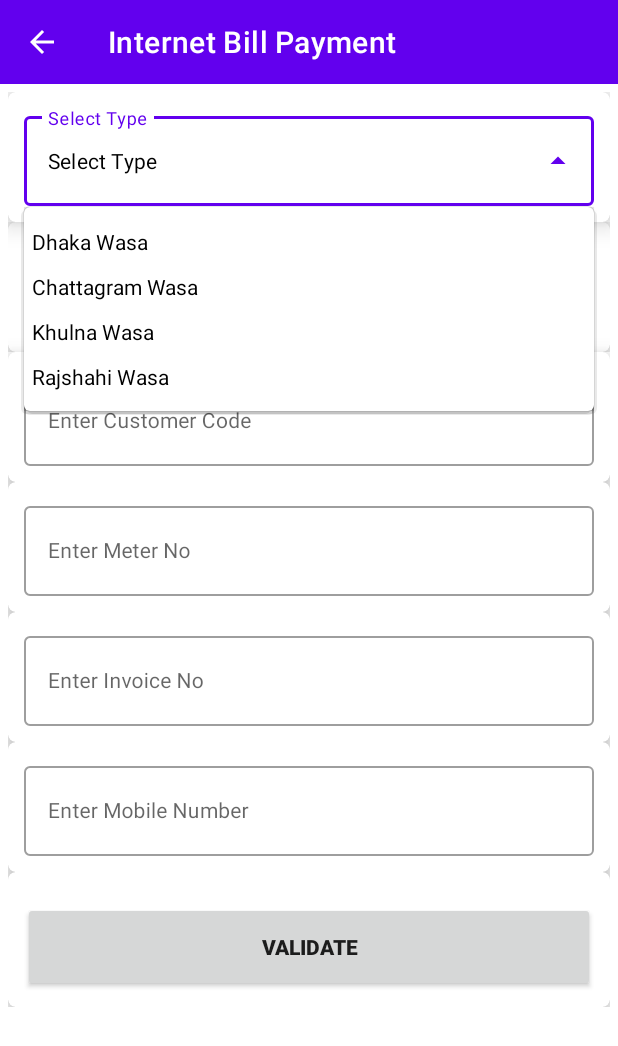
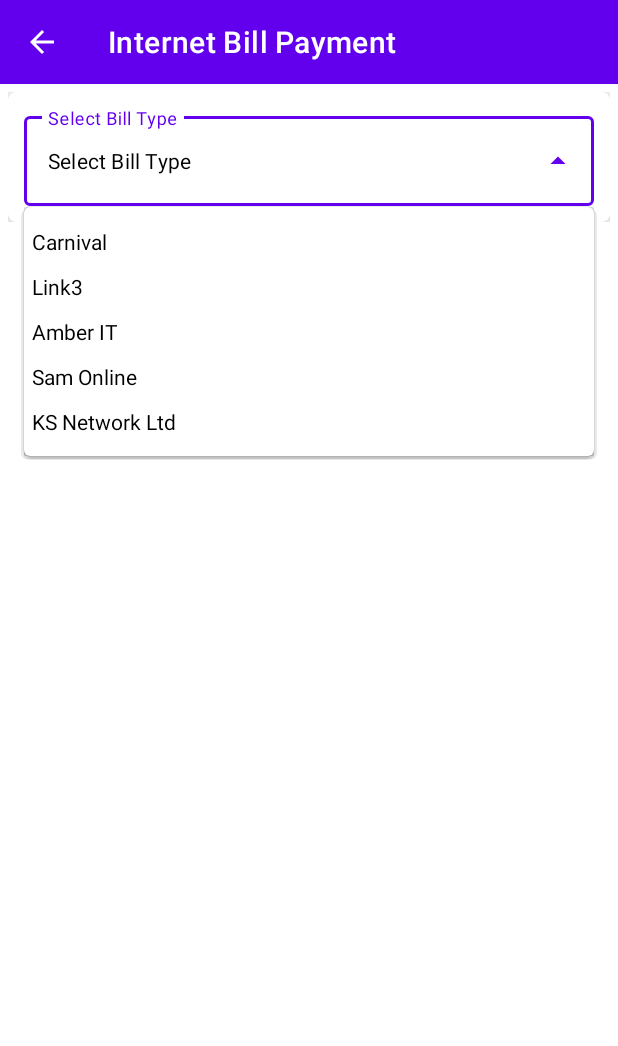
Before and after one commit to emonrait/Dynamic-Utility, an Android app: the InternetBillPayment screen opened directly, with no data from a screen before it, after a tap on an icon or button, on a phone screen of 412 x 824 dp. Shown: the top 1046 px of the screen. Run offline under Robolectric (Android 15) with nearby library versions, the light colour scheme and no system bars.

Commit message:
update module

```diff
--- a/app/src/main/java/com/emon/raihan/dynamicutility/view/ElectricityBillPayment.kt
+++ b/app/src/main/java/com/emon/raihan/dynamicutility/view/ElectricityBillPayment.kt
@@ -43,16 +43,16 @@
 
         toolbar.setNavigationOnClickListener {
             val intent = Intent(this, MainActivity::class.java)
-            CustomActivityClear.doClearActivity(intent,this)
+            CustomActivityClear.doClearActivity(intent, this)
         }
 
-        btn_validate_cardview.visibility=View.GONE
-        year_month_layout.visibility=View.GONE
-        meter_no_input_cardview.visibility=View.GONE
-        input_amount_cardview.visibility=View.GONE
-        customer_code_input_cardview.visibility=View.GONE
+        btn_validate_cardview.visibility = View.GONE
+        year_month_layout.visibility = View.GONE
+        meter_no_input_cardview.visibility = View.GONE
+        input_amount_cardview.visibility = View.GONE
+        customer_code_input_cardview.visibility = View.GONE
 
-        codeDesOptions.add(CodeDesOptions("DESCO Postpaid", "DESC"))
+        codeDesOptions.add(CodeDesOptions("DESCO Postpaid", "DESCO"))
         codeDesOptions.add(CodeDesOptions("DESCO Prepaid", "DESCOPRE"))
         codeDesOptions.add(CodeDesOptions("DPDC Postpaid", "DPDC"))
         codeDesOptions.add(CodeDesOptions("DPDC Prepaid", "DPDCPRE"))
@@ -60,6 +60,12 @@
         codeDesOptions.add(CodeDesOptions("NESCO Prepaid", "NESCOPRE"))
         codeDesOptions.add(CodeDesOptions("Palli Biddyt Postpaid", "PALLI"))
         codeDesOptions.add(CodeDesOptions("Palli Biddyt Prepaid", "PALLIPRE"))
+        codeDesOptions.add(CodeDesOptions("BPDB Postpaid", "BPDB"))
+        codeDesOptions.add(CodeDesOptions("BPDB Prepaid", "BPDBPRE"))
+        codeDesOptions.add(CodeDesOptions("BPDB Prepaid Sylhet", "BPDBSPRE"))
+        codeDesOptions.add(CodeDesOptions("Westzone Postpaid", "WESTZ"))
+        codeDesOptions.add(CodeDesOptions("Westzone Prepaid", "WESTZPRE"))
+
         val arrayAdapter = ArrayAdapter(this, R.layout.dropdown_item, codeDesOptions)
         sp_bill_type_value.setAdapter(arrayAdapter)
 
@@ -67,18 +73,18 @@
         sp_bill_type_value.setOnItemClickListener { parent, arg1, position, id ->
             billType = codeDesOptions[position].code.toString()
             if (billType.endsWith("PRE")) {
-                year_month_layout.visibility=View.GONE
-                meter_no_input_cardview.visibility=View.VISIBLE
-                input_amount_cardview.visibility=View.VISIBLE
-                btn_validate_cardview.visibility=View.VISIBLE
-                customer_code_input_cardview.visibility=View.VISIBLE
+                year_month_layout.visibility = View.GONE
+                meter_no_input_cardview.visibility = View.VISIBLE
+                input_amount_cardview.visibility = View.VISIBLE
+                btn_validate_cardview.visibility = View.VISIBLE
+                customer_code_input_cardview.visibility = View.VISIBLE
 
             } else {
-                year_month_layout.visibility=View.VISIBLE
-                meter_no_input_cardview.visibility=View.GONE
-                input_amount_cardview.visibility=View.GONE
-                btn_validate_cardview.visibility=View.VISIBLE
-                customer_code_input_cardview.visibility=View.VISIBLE
+                year_month_layout.visibility = View.VISIBLE
+                meter_no_input_cardview.visibility = View.GONE
+                input_amount_cardview.visibility = View.GONE
+                btn_validate_cardview.visibility = View.VISIBLE
+                customer_code_input_cardview.visibility = View.VISIBLE
 
             }
 
--- a/app/src/main/java/com/emon/raihan/dynamicutility/view/InternetBillPayment.kt
+++ b/app/src/main/java/com/emon/raihan/dynamicutility/view/InternetBillPayment.kt
@@ -3,17 +3,27 @@
 import android.content.Intent
 import androidx.appcompat.app.AppCompatActivity
 import android.os.Bundle
+import android.view.View
 import android.widget.ArrayAdapter
+import android.widget.LinearLayout
 import androidx.appcompat.widget.Toolbar
+import androidx.cardview.widget.CardView
 import com.emon.raihan.dynamicutility.R
 import com.emon.raihan.dynamicutility.model.CodeDesOptions
 import com.emon.raihan.dynamicutility.util.CustomActivityClear
 import com.google.android.material.textfield.MaterialAutoCompleteTextView
+import com.google.android.material.textfield.TextInputLayout
 import java.util.*
 
 class InternetBillPayment : AppCompatActivity() {
     private lateinit var toolbar: Toolbar
     private lateinit var sp_bill_type_value: MaterialAutoCompleteTextView
+    private lateinit var year_month_layout: LinearLayout
+    private lateinit var input_value_param_layout: LinearLayout
+    private lateinit var customer_code_input_cardview: CardView
+    private lateinit var input_mobile_no_cardview: CardView
+    private lateinit var amount_input_cardview: CardView
+    private lateinit var customer_code_input: TextInputLayout
 
     var codeDesOptions: ArrayList<CodeDesOptions> = ArrayList<CodeDesOptions>()
     var billType = ""
@@ -23,6 +33,12 @@
 
         toolbar = findViewById(R.id.toolbar)
         sp_bill_type_value = findViewById(R.id.sp_bill_type_value)
+        year_month_layout = findViewById(R.id.year_month_layout)
+        customer_code_input_cardview = findViewById(R.id.customer_code_input_cardview)
+        customer_code_input = findViewById(R.id.customer_code_input)
+        input_mobile_no_cardview = findViewById(R.id.input_mobile_no_cardview)
+        amount_input_cardview = findViewById(R.id.amount_input_cardview)
+        input_value_param_layout = findViewById(R.id.input_value_param_layout)
 
         setSupportActionBar(toolbar)
         Objects.requireNonNull(supportActionBar)?.setHomeButtonEnabled(true)
@@ -34,18 +50,32 @@
             CustomActivityClear.doClearActivity(intent, this)
         }
 
-
-        codeDesOptions.add(CodeDesOptions("Dhaka Wasa", "DWASA"))
-        codeDesOptions.add(CodeDesOptions("Chattagram Wasa", "CWASA"))
-        codeDesOptions.add(CodeDesOptions("Khulna Wasa", "KWASA"))
-        codeDesOptions.add(CodeDesOptions("Rajshahi Wasa", "RWASA"))
+        input_value_param_layout.visibility = View.GONE
+        codeDesOptions.add(CodeDesOptions("Carnival", "CARNIVALPRE"))
+        codeDesOptions.add(CodeDesOptions("Link3", "LINK3PRE"))
+        codeDesOptions.add(CodeDesOptions("Amber IT", "AMBERPRE"))
+        codeDesOptions.add(CodeDesOptions("Sam Online", "SAMPRE"))
+        codeDesOptions.add(CodeDesOptions("KS Network Ltd", "KSNL"))
         val arrayAdapter = ArrayAdapter(this, R.layout.dropdown_item, codeDesOptions)
         sp_bill_type_value.setAdapter(arrayAdapter)
 
 
         sp_bill_type_value.setOnItemClickListener { parent, arg1, position, id ->
             billType = codeDesOptions[position].code.toString()
+            input_value_param_layout.visibility = View.VISIBLE
 
+            if (billType.endsWith("PRE")) {
+                year_month_layout.visibility = View.GONE
+                customer_code_input_cardview.visibility = View.VISIBLE
+                input_mobile_no_cardview.visibility = View.VISIBLE
+                amount_input_cardview.visibility = View.VISIBLE
+            } else {
+                year_month_layout.visibility = View.VISIBLE
+                input_mobile_no_cardview.visibility = View.GONE
+                amount_input_cardview.visibility = View.GONE
+                customer_code_input_cardview.visibility = View.VISIBLE
+                customer_code_input.hint = "Enter Bill Account Number"
+            }
 
         }
     }
--- a/app/src/main/java/com/emon/raihan/dynamicutility/view/SplashScreen.kt
+++ b/app/src/main/java/com/emon/raihan/dynamicutility/view/SplashScreen.kt
@@ -1,5 +1,6 @@
 package com.emon.raihan.dynamicutility.view
 
+import android.annotation.SuppressLint
 import android.content.Intent
 import androidx.appcompat.app.AppCompatActivity
 import android.os.Bundle
@@ -9,6 +10,7 @@
 import com.emon.raihan.dynamicutility.R
 import java.util.*
 
+@SuppressLint("CustomSplashScreen")
 class SplashScreen : AppCompatActivity() {
     private lateinit var handler: Handler
     private lateinit var runnable: Runnable
@@ -19,7 +21,6 @@
         setContentView(R.layout.activity_splash_screen)
 
         iv_logo = findViewById(R.id.iv_logo)
-
 
         iv_logo.animate().rotation(180f).setDuration(2000).start()
 
--- a/app/src/main/res/layout/activity_internet_bill_payment.xml
+++ b/app/src/main/res/layout/activity_internet_bill_payment.xml
@@ -36,12 +36,12 @@
                 android:orientation="vertical">
 
                 <LinearLayout
-                    android:id="@+id/gas_input_layout"
+                    android:id="@+id/internet_input_layout"
                     android:layout_width="match_parent"
                     android:layout_height="wrap_content"
                     android:orientation="vertical">
 
-                    <include layout="@layout/gas_input_layout" />
+                    <include layout="@layout/internet_input_layout" />
                 </LinearLayout>
 
                 <LinearLayout
--- /dev/null
+++ b/app/src/main/res/layout/internet_input_layout.xml
@@ -0,0 +1,265 @@
+<?xml version="1.0" encoding="utf-8"?>
+<RelativeLayout xmlns:android="http://schemas.android.com/apk/res/android"
+    xmlns:app="http://schemas.android.com/apk/res-auto"
+    android:layout_width="match_parent"
+    android:layout_height="match_parent"
+    android:orientation="vertical">
+
+    <LinearLayout
+        android:id="@+id/input_value"
+        android:layout_width="match_parent"
+        android:layout_height="wrap_content"
+        android:orientation="vertical">
+
+        <androidx.cardview.widget.CardView
+            android:id="@+id/type_input_cardview"
+            android:layout_width="match_parent"
+            android:layout_height="wrap_content"
+            android:elevation="@dimen/margin_10"
+            android:visibility="visible"
+            app:cardCornerRadius="@dimen/margin_5"
+            app:cardElevation="@dimen/margin_10">
+
+
+            <com.google.android.material.textfield.TextInputLayout
+                android:id="@+id/textField"
+                style="@style/Widget.MaterialComponents.TextInputLayout.OutlinedBox.ExposedDropdownMenu"
+                android:layout_width="match_parent"
+                android:layout_height="match_parent"
+                android:layout_margin="@dimen/margin_5"
+                android:hint="@string/select_type"
+                android:padding="@dimen/padding_5">
+
+                <com.google.android.material.textfield.MaterialAutoCompleteTextView
+                    android:id="@+id/sp_bill_type_value"
+                    android:layout_width="match_parent"
+                    android:layout_height="60dp"
+                    android:inputType="none"
+                    android:padding="@dimen/padding_5"
+                    android:singleLine="true"
+                    android:text="@string/select_type"
+                    android:textColor="@color/black"
+                    android:textSize="@dimen/textsize_base" />
+
+            </com.google.android.material.textfield.TextInputLayout>
+
+        </androidx.cardview.widget.CardView>
+
+        <LinearLayout
+            android:id="@+id/input_value_param_layout"
+            android:layout_width="match_parent"
+            android:layout_height="wrap_content"
+            android:orientation="vertical">
+
+            <LinearLayout
+                android:id="@+id/year_month_layout"
+                android:layout_width="match_parent"
+                android:layout_height="wrap_content"
+                android:orientation="horizontal">
+
+                <androidx.cardview.widget.CardView
+                    android:id="@+id/sp_year_input_cardview"
+                    android:layout_width="match_parent"
+                    android:layout_height="wrap_content"
+                    android:layout_weight="1"
+                    android:elevation="@dimen/margin_10"
+                    android:visibility="visible"
+                    app:cardCornerRadius="@dimen/margin_5"
+                    app:cardElevation="@dimen/margin_10">
+
+
+                    <com.google.android.material.textfield.TextInputLayout
+                        android:id="@+id/sp_year_input"
+                        style="@style/Widget.MaterialComponents.TextInputLayout.OutlinedBox.ExposedDropdownMenu"
+                        android:layout_width="match_parent"
+                        android:layout_height="match_parent"
+                        android:layout_margin="@dimen/margin_5"
+                        android:hint="@string/select_year"
+                        android:padding="@dimen/padding_5">
+
+                        <com.google.android.material.textfield.MaterialAutoCompleteTextView
+                            android:id="@+id/sp_year_value"
+                            android:layout_width="match_parent"
+                            android:layout_height="60dp"
+                            android:inputType="none"
+                            android:padding="@dimen/padding_5"
+                            android:singleLine="true"
+                            android:text="@string/select_year"
+                            android:textColor="@color/black"
+                            android:textSize="@dimen/textsize_base" />
+
+                    </com.google.android.material.textfield.TextInputLayout>
+
+                </androidx.cardview.widget.CardView>
+
+                <androidx.cardview.widget.CardView
+                    android:id="@+id/sp_month_cardview"
+                    android:layout_width="match_parent"
+                    android:layout_height="wrap_content"
+                    android:layout_weight="1"
+                    android:elevation="@dimen/margin_10"
+                    android:visibility="visible"
+                    app:cardCornerRadius="@dimen/margin_5"
+                    app:cardElevation="@dimen/margin_10">
+
+
+                    <com.google.android.material.textfield.TextInputLayout
+                        android:id="@+id/sp_month_input"
+                        style="@style/Widget.MaterialComponents.TextInputLayout.OutlinedBox.ExposedDropdownMenu"
+                        android:layout_width="match_parent"
+                        android:layout_height="match_parent"
+                        android:layout_margin="@dimen/margin_5"
+                        android:hint="@string/select_month"
+                        android:padding="@dimen/padding_5">
+
+                        <com.google.android.material.textfield.MaterialAutoCompleteTextView
+                            android:id="@+id/sp_month_value"
+                            android:layout_width="match_parent"
+                            android:layout_height="60dp"
+                            android:inputType="none"
+                            android:padding="@dimen/padding_5"
+                            android:singleLine="true"
+                            android:text="@string/select_month"
+                            android:textColor="@color/black"
+                            android:textSize="@dimen/textsize_base" />
+
+                    </com.google.android.material.textfield.TextInputLayout>
+
+                </androidx.cardview.widget.CardView>
+            </LinearLayout>
+
+            <androidx.cardview.widget.CardView
+                android:id="@+id/customer_code_input_cardview"
+                android:layout_width="match_parent"
+                android:layout_height="wrap_content"
+                android:elevation="@dimen/margin_10"
+                android:visibility="visible"
+                app:cardCornerRadius="@dimen/margin_5"
+                app:cardElevation="@dimen/margin_10">
+
+
+                <com.google.android.material.textfield.TextInputLayout
+                    android:id="@+id/customer_code_input"
+                    style="@style/Widget.MaterialComponents.TextInputLayout.OutlinedBox"
+                    android:layout_width="match_parent"
+                    android:layout_height="match_parent"
+                    android:layout_margin="@dimen/margin_5"
+                    android:hint="@string/customer_id"
+                    android:padding="@dimen/padding_5">
+
+                    <com.google.android.material.textfield.TextInputEditText
+                        android:id="@+id/et_customer_code_value"
+                        android:layout_width="match_parent"
+                        android:layout_height="60dp"
+                        android:inputType="number"
+                        android:padding="@dimen/padding_5"
+                        android:singleLine="true"
+                        android:textColor="@color/black"
+                        android:textSize="@dimen/textsize_base" />
+
+                </com.google.android.material.textfield.TextInputLayout>
+
+
+            </androidx.cardview.widget.CardView>
+
+
+            <androidx.cardview.widget.CardView
+                android:id="@+id/input_mobile_no_cardview"
+                android:layout_width="match_parent"
+                android:layout_height="wrap_content"
+                android:elevation="@dimen/margin_10"
+                android:visibility="visible"
+                app:cardCornerRadius="@dimen/margin_5"
+                app:cardElevation="@dimen/margin_10">
+
+
+                <com.google.android.material.textfield.TextInputLayout
+                    android:id="@+id/mobile_no_input"
+                    style="@style/Widget.MaterialComponents.TextInputLayout.OutlinedBox"
+                    android:layout_width="match_parent"
+                    android:layout_height="match_parent"
+                    android:layout_margin="@dimen/margin_5"
+                    android:hint="@string/mobile_number"
+                    android:padding="@dimen/padding_5">
+
+                    <com.google.android.material.textfield.TextInputEditText
+                        android:id="@+id/et_mobile_no_value"
+                        android:layout_width="match_parent"
+                        android:layout_height="60dp"
+                        android:inputType="number"
+                        android:padding="@dimen/padding_5"
+                        android:singleLine="true"
+                        android:textColor="@color/black"
+                        android:textSize="@dimen/textsize_base" />
+
+                </com.google.android.material.textfield.TextInputLayout>
+
+
+            </androidx.cardview.widget.CardView>
+
+            <androidx.cardview.widget.CardView
+                android:id="@+id/amount_input_cardview"
+                android:layout_width="match_parent"
+                android:layout_height="wrap_content"
+                android:elevation="@dimen/margin_10"
+                android:visibility="visible"
+                app:cardCornerRadius="@dimen/margin_5"
+                app:cardElevation="@dimen/margin_10">
+
+
+                <com.google.android.material.textfield.TextInputLayout
+                    android:id="@+id/amount_input"
+                    style="@style/Widget.MaterialComponents.TextInputLayout.OutlinedBox"
+                    android:layout_width="match_parent"
+                    android:layout_height="match_parent"
+                    android:layout_margin="@dimen/margin_5"
+                    android:hint="@string/amount"
+                    android:padding="@dimen/padding_5">
+
+                    <com.google.android.material.textfield.TextInputEditText
+                        android:id="@+id/et_amount_value"
+                        android:layout_width="match_parent"
+                        android:layout_height="60dp"
+                        android:inputType="numberDecimal"
+                        android:padding="@dimen/padding_5"
+                        android:singleLine="true"
+                        android:textColor="@color/black"
+                        android:textSize="@dimen/textsize_base" />
+
+                </com.google.android.material.textfield.TextInputLayout>
+
+
+            </androidx.cardview.widget.CardView>
+
+
+            <androidx.cardview.widget.CardView
+                android:id="@+id/btn_validate_cardview"
+                android:layout_width="match_parent"
+                android:layout_height="wrap_content"
+                android:layout_below="@+id/input_value"
+                android:elevation="@dimen/margin_10"
+                android:visibility="visible"
+                app:cardCornerRadius="@dimen/margin_5"
+                app:cardElevation="@dimen/margin_10">
+
+                <androidx.appcompat.widget.AppCompatButton
+                    android:id="@+id/btn_validate"
+                    android:layout_width="match_parent"
+                    android:layout_height="60dp"
+                    android:layout_marginLeft="@dimen/margin_10"
+                    android:layout_marginTop="@dimen/margin_20"
+                    android:layout_marginRight="@dimen/margin_10"
+                    android:layout_marginBottom="@dimen/margin_10"
+                    android:padding="@dimen/padding_5"
+                    android:text="@string/validate"
+                    android:textStyle="bold" />
+
+
+            </androidx.cardview.widget.CardView>
+
+        </LinearLayout>
+
+    </LinearLayout>
+
+
+</RelativeLayout>
--- a/app/src/main/res/values/strings.xml
+++ b/app/src/main/res/values/strings.xml
@@ -22,7 +22,7 @@
     <string name="www_facebook_com_emon_raihan"><u>www.facebook.com/emon.raihan</u></string>
     <string name="git_link"><u>https://github.com/emonrait</u></string>
     <string name="colon">:</string>
-    <string name="select_type">Select Type</string>
+    <string name="select_type">Select Bill Type</string>
     <string name="customer_code">Enter Customer Code</string>
     <string name="meter_no">Enter Meter No</string>
     <string name="amount">Enter Amount</string>
@@ -45,4 +45,5 @@
     <string name="mobile_number">Enter Mobile Number</string>
     <string name="policy_number">Enter Policy Number</string>
     <string name="select_purpose">Select Purpose</string>
+    <string name="customer_id">Enter Customer ID</string>
 </resources>
```
